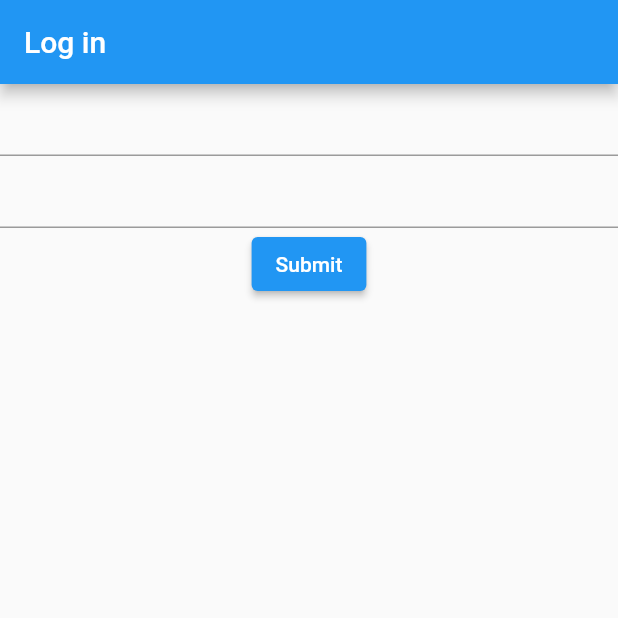
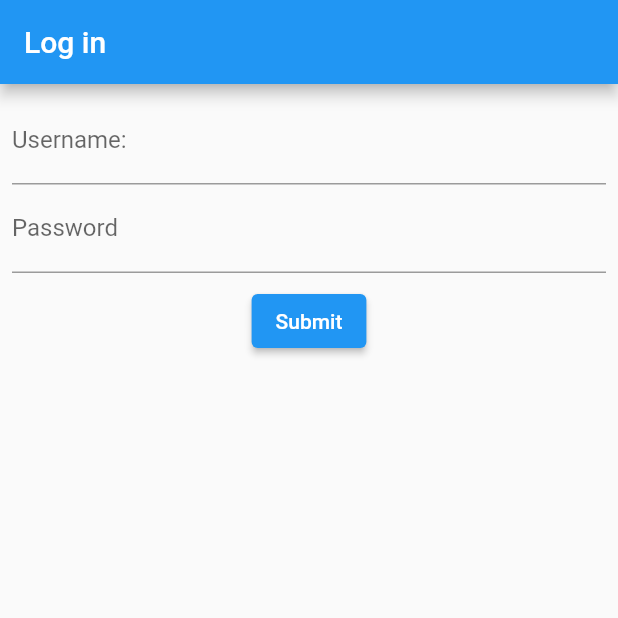
Before and after one commit to matthew-matvei/firebase_emulator_suite_sample, a Flutter app: the screen it shows after launch, on a phone screen of 412 x 824 dp, the top half of it. Run offline on Flutter 3.47's test engine with Material 2 defaults, Android fonts, the phone set to English and light mode, and no system bars.

Commit message:
Provide some styling for login

```diff
--- a/lib/login.dart
+++ b/lib/login.dart
@@ -17,19 +17,26 @@ class _LoginState extends State<Login> {
   Widget build(BuildContext context) {
     return Scaffold(
       appBar: AppBar(title: const Text("Log in")),
-      body: Center(
+      body: Padding(
+        padding: const EdgeInsets.all(8.0),
+        child: Center(
             child: Form(
                 child: Column(
           children: [
             TextFormField(
               key: AppKeys.userNameText,
+              decoration: const InputDecoration(label: Text("Username:")),
               controller: _userNameController,
             ),
             TextFormField(
               key: AppKeys.passwordText,
+              decoration: const InputDecoration(label: Text("Password")),
+              obscureText: true,
               controller: _passwordController,
             ),
-          ElevatedButton(
+            Padding(
+              padding: const EdgeInsets.all(8.0),
+              child: ElevatedButton(
                 key: AppKeys.login,
                 onPressed: () {
                   if (_validCredentials().contains(
@@ -44,10 +51,15 @@ class _LoginState extends State<Login> {
                 },
                 child: const Text("Submit"),
               ),
+            ),
             if (_invalidCredentialsReceived)
-            const Text("Invalid username or password")
+              const Text(
+                "Invalid username or password",
+                style: TextStyle(color: Colors.red),
+              )
           ],
         ))),
+      ),
     );
   }
 }
```
Lines whose indentation alone changed are shown as unchanged.
